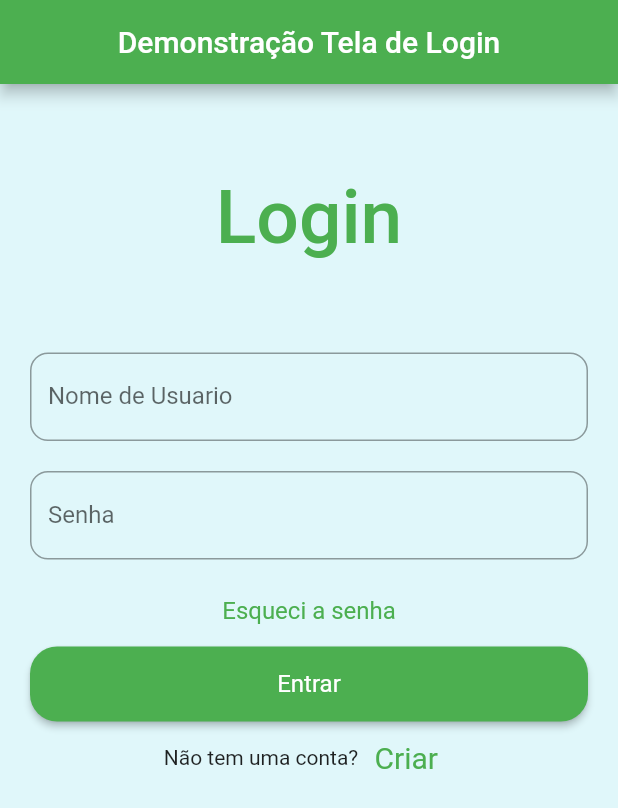
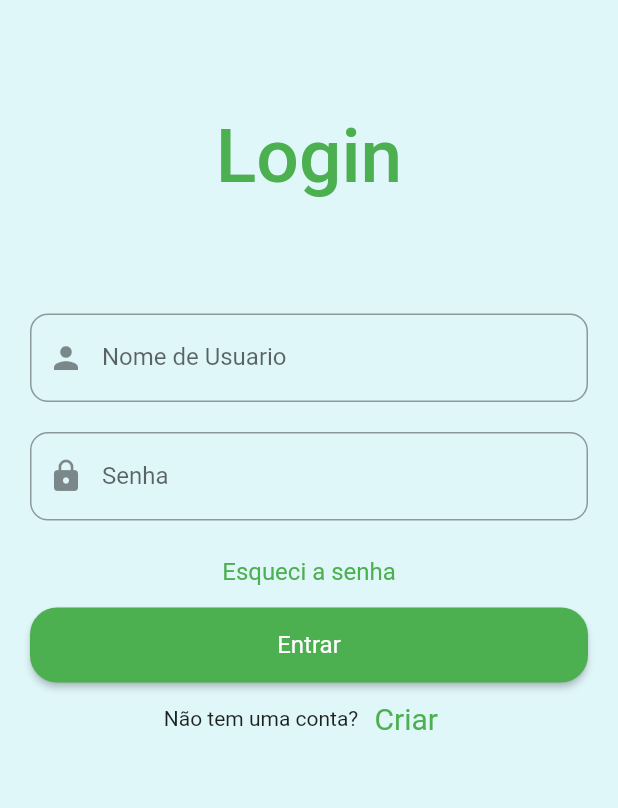
Before and after one commit to Gustavo0Henrick/FlutterTestRepos, a Flutter app: the screen it shows after launch, on a phone screen of 412 x 824 dp. Shown: the top 808 px of the screen. Run offline on Flutter 3.47's test engine with Material 2 defaults, Android fonts, the phone set to English and light mode, and no system bars.

Commit message:
adicionando icones e retirando a appbar

```diff
--- a/flutter_sandbox/lib/core/components/custom_container_text.dart
+++ b/flutter_sandbox/lib/core/components/custom_container_text.dart
@@ -11,7 +11,7 @@ class CustomContainerText extends StatelessWidget {
   Widget build(BuildContext context) {
     return Container(
         alignment: Alignment.center,
-        padding: EdgeInsets.all(50),
+        padding: EdgeInsets.all(65),
         child: Text(
           txt,
           style: TextStyle(
--- a/flutter_sandbox/lib/core/components/custom_container_textbox.dart
+++ b/flutter_sandbox/lib/core/components/custom_container_textbox.dart
@@ -3,9 +3,10 @@ import 'package:flutter/material.dart';
 class CustomContainerTextBox extends StatelessWidget {
   final String txt;
   final TextEditingController controller;
+  final Widget myIcon;
 
   const CustomContainerTextBox(
-      {Key key, @required this.txt, @required this.controller})
+      {Key key, @required this.txt, @required this.controller, this.myIcon})
       : super(key: key);
   @override
   Widget build(BuildContext context) {
@@ -15,6 +16,7 @@ class CustomContainerTextBox extends StatelessWidget {
         autofocus: false,
         controller: controller,
         decoration: InputDecoration(
+          prefixIcon: myIcon,
           border: OutlineInputBorder(borderRadius: BorderRadius.circular(12)),
           labelText: txt,
         ),
--- a/flutter_sandbox/lib/pages/login_page.dart
+++ b/flutter_sandbox/lib/pages/login_page.dart
@@ -16,23 +16,21 @@ class _State extends State<LoginPage> {
   @override
   Widget build(BuildContext context) {
     return Scaffold(
-      appBar: AppBar(
-        centerTitle: true,
-        title: Text('Demonstração Tela de Login',
-            style: TextStyle(
-              color: Colors.white,
-            )),
-        backgroundColor: Colors.green,
-      ),
       body: Padding(
           padding: EdgeInsets.all(10),
           child: ListView(
             children: <Widget>[
               CustomContainerText(txt: 'Login', font: 50), //container aqui
               CustomContainerTextBox(
-                  txt: 'Nome de Usuario', controller: nameController),
+                txt: 'Nome de Usuario',
+                controller: nameController,
+                myIcon: Icon(Icons.person),
+              ),
               CustomContainerTextBox(
-                  txt: 'Senha', controller: passwordController),
+                txt: 'Senha',
+                controller: passwordController,
+                myIcon: Icon(Icons.lock),
+              ),
               CustomButtonText(
                 txt: 'Esqueci a senha',
                 font: 16,
```
